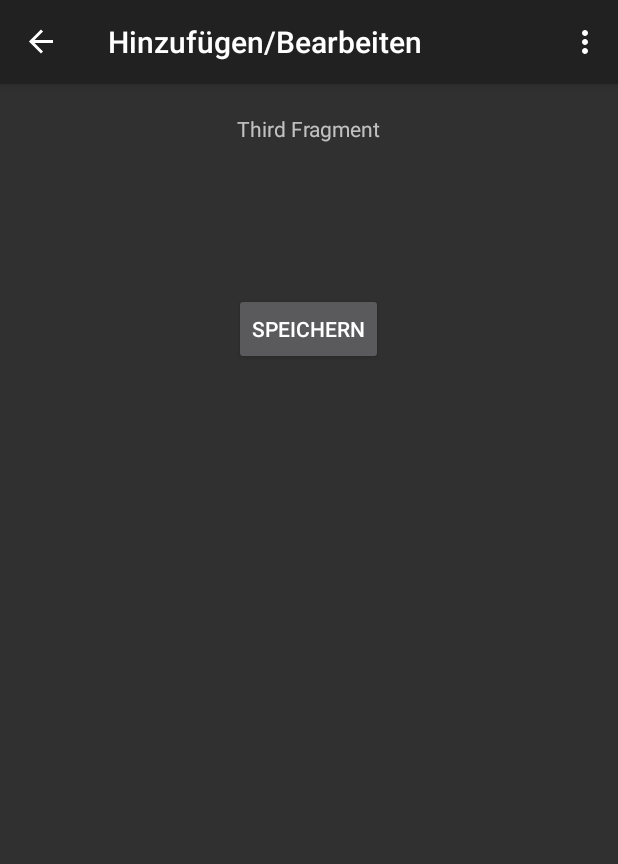
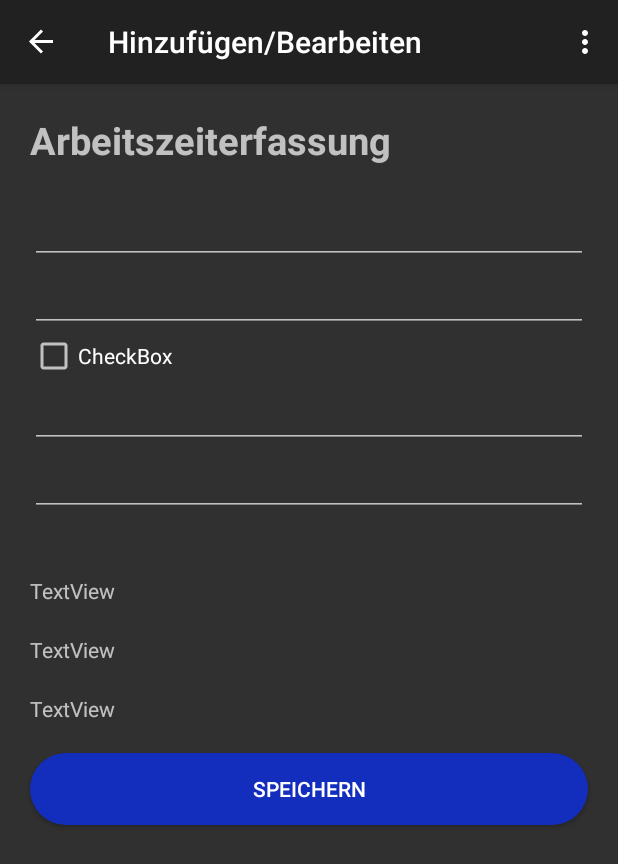
Before and after one commit to TobiKuehn7/ArbeitszeitErfassung_Android, an Android app: the AddAndModifyFragment screen opened through its navigation route, on a phone screen of 412 x 824 dp. Shown: the top 864 px of the screen. Run offline under Robolectric (Android 15) with nearby library versions, the phone set to English and light mode, and no system bars; our stand-ins replace navigation-ui.

Commit message:
added new layout to xml file

```diff
--- a/app/src/main/java/de/tkapps/arbeitszeiterfassung/AddAndModifyFragment.java
+++ b/app/src/main/java/de/tkapps/arbeitszeiterfassung/AddAndModifyFragment.java
@@ -32,7 +32,7 @@ public class AddAndModifyFragment extends Fragment {
     public void onViewCreated(@NonNull View view, Bundle savedInstanceState) {
         super.onViewCreated(view, savedInstanceState);
 
-        binding.buttonSave.setOnClickListener(new View.OnClickListener() {
+        binding.btnSave.setOnClickListener(new View.OnClickListener() {
             @Override
             public void onClick(View view) {
                 NavHostFragment.findNavController(AddAndModifyFragment.this)
--- a/app/src/main/res/layout/fragment_add_and_modify.xml
+++ b/app/src/main/res/layout/fragment_add_and_modify.xml
@@ -7,19 +7,98 @@
     android:orientation="vertical"
     tools:context=".AddAndModifyFragment">
 
+
     <TextView
-        android:id="@+id/textview_second"
-        android:layout_gravity="center_horizontal"
-        android:layout_marginTop="20sp"
-        android:layout_width="wrap_content"
+        android:layout_width="match_parent"
         android:layout_height="wrap_content"
-        android:text="Third Fragment"/>
+        android:layout_marginTop="20dp"
+        android:layout_marginLeft="20dp"
+        android:layout_marginRight="20dp"
+        android:textSize="25dp"
+        android:textStyle="bold"
+        android:text="Arbeitszeiterfassung" />
+
+    <LinearLayout
+        android:layout_width="match_parent"
+        android:layout_height="wrap_content"
+        android:layout_margin="20dp"
+        android:orientation="vertical">
+
+        <EditText
+            android:id="@+id/editTextDate"
+            android:layout_width="match_parent"
+            android:layout_height="wrap_content"
+            android:ems="10"
+            android:inputType="date" />
+
+        <EditText
+            android:id="@+id/editTextDate2"
+            android:layout_width="match_parent"
+            android:layout_height="wrap_content"
+            android:ems="10"
+            android:inputType="date" />
+
+        <CheckBox
+            android:id="@+id/checkBox"
+            android:layout_width="match_parent"
+            android:layout_height="wrap_content"
+            android:text="CheckBox" />
+
+        <EditText
+            android:id="@+id/editTextTime"
+            android:layout_width="match_parent"
+            android:layout_height="wrap_content"
+            android:ems="10"
+            android:inputType="time" />
+
+        <EditText
+            android:id="@+id/editTextTime2"
+            android:layout_width="match_parent"
+            android:layout_height="wrap_content"
+            android:ems="10"
+            android:inputType="time" />
+
+    </LinearLayout>
+
+    <LinearLayout
+        android:layout_width="match_parent"
+        android:layout_height="wrap_content"
+        android:layout_marginTop="20dp"
+        android:layout_marginLeft="20dp"
+        android:layout_marginRight="20dp"
+        android:orientation="vertical">
+
+        <TextView
+            android:id="@+id/textView"
+            android:layout_width="match_parent"
+            android:layout_height="wrap_content"
+            android:text="TextView" />
+
+        <TextView
+            android:id="@+id/textView2"
+            android:layout_width="match_parent"
+            android:layout_height="wrap_content"
+            android:layout_marginTop="20dp"
+            android:text="TextView" />
+
+        <TextView
+            android:id="@+id/textView3"
+            android:layout_width="match_parent"
+            android:layout_height="wrap_content"
+            android:layout_marginTop="20dp"
+            android:text="TextView" />
+
+
+
+    </LinearLayout>
 
     <Button
-        android:id="@+id/button_save"
-        android:layout_gravity="center_horizontal"
-        android:layout_marginTop="100sp"
-        android:layout_width="wrap_content"
-        android:layout_height="wrap_content"
-        android:text="Speichern"/>
+    android:id="@+id/btn_save"
+    android:layout_width="match_parent"
+    android:layout_height="wrap_content"
+    android:background="@drawable/button_rounded_blue"
+    android:textColor="#FFF"
+    android:layout_margin="20dp"
+    android:text="Speichern" />
+
 </LinearLayout>
```
